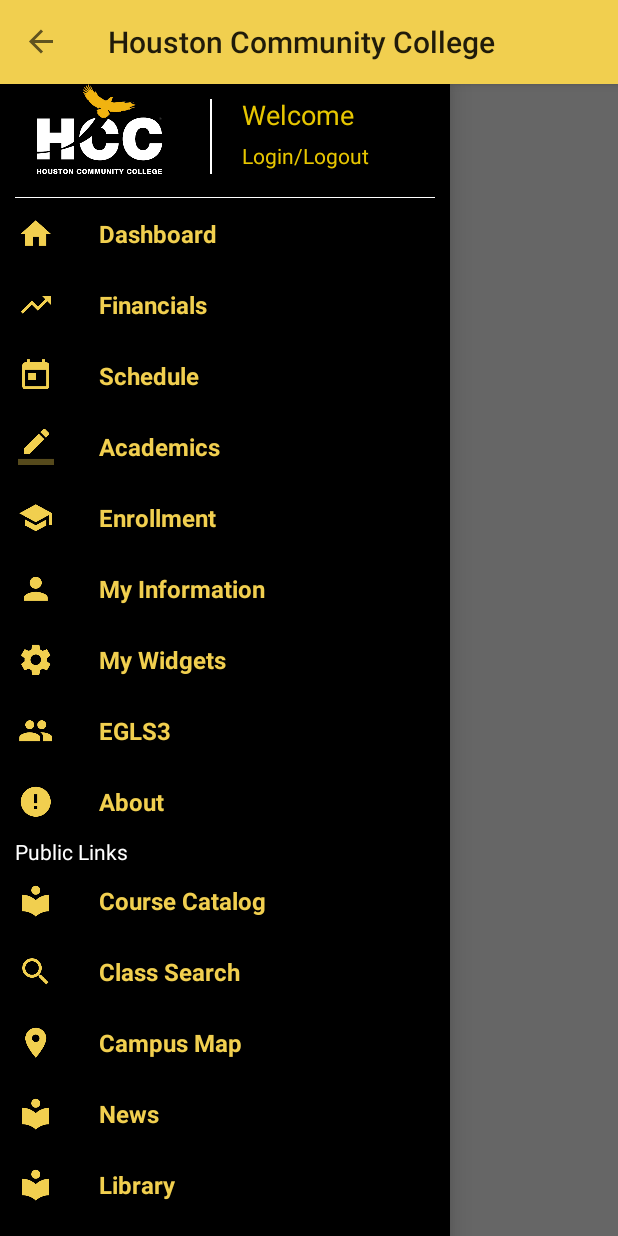
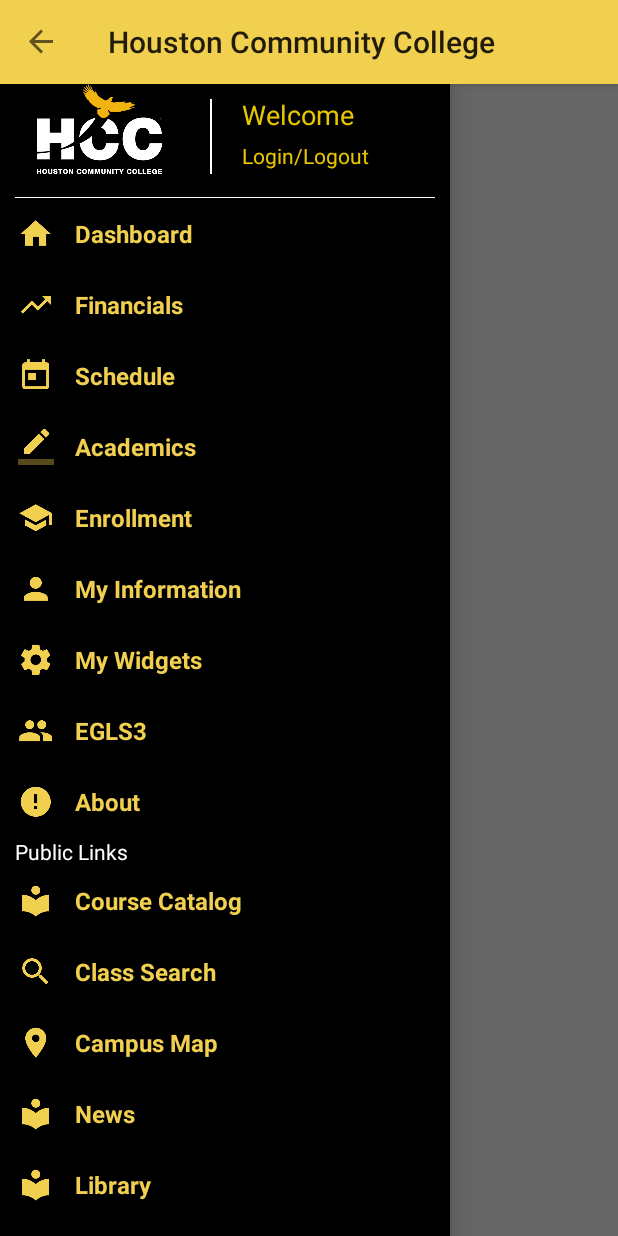
Before and after one commit to jakeibeemassa0908/HCC_Connect, an Android app: the screen it shows after launch (Dashboard), on a phone screen of 412 x 824 dp. Run offline under Robolectric (Android 15) with nearby library versions, the phone set to English and light mode, and no system bars.

Commit message:
Solve UI problem on pre Lolipop devices

```diff
--- a/app/src/main/AndroidManifest.xml
+++ b/app/src/main/AndroidManifest.xml
@@ -24,7 +24,6 @@
         </activity>
         <activity
             android:name="com.hccs.app.studentIn.AboutActivity"
-            android:parentActivityName="com.hccs.app.studentIn.Dashboard"
             android:configChanges="orientation|screenSize"
             android:theme="@style/aboutTheme">
             <meta-data
@@ -33,7 +32,6 @@
         </activity>
         <activity
             android:name="com.hccs.app.studentIn.SettingsActivity"
-            android:parentActivityName="com.hccs.app.studentIn.Dashboard"
             android:configChanges="orientation|screenSize"
             android:label="@string/action_settings"
             android:theme="@style/AppTheme">
@@ -44,7 +42,6 @@
 
         <activity
             android:name="com.hccs.app.studentIn.DisclaimerActivity"
-            android:parentActivityName="com.hccs.app.studentIn.Dashboard"
             android:configChanges="orientation|screenSize"
             android:theme="@style/aboutTheme">
             <meta-data
--- a/app/src/main/java/com/hccs/app/studentIn/AboutFragment.java
+++ b/app/src/main/java/com/hccs/app/studentIn/AboutFragment.java
@@ -19,8 +19,8 @@
  */
 public class AboutFragment extends Fragment {
 
-    public WebView mWebView;
-    public String abouturl="https://psmobile.hccs.edu/index.php/app/about";
+    private WebView mWebView;
+    private final String abouturl="https://psmobile.hccs.edu/index.php/app/about";
 
 
     @Override
--- a/app/src/main/java/com/hccs/app/studentIn/Dashboard.java
+++ b/app/src/main/java/com/hccs/app/studentIn/Dashboard.java
@@ -15,7 +15,7 @@
 public class Dashboard extends Activity
      implements NavigationDrawerFragment.NavigationDrawerCallbacks {
 
-    private String mFullSiteURL ="https://hccsaweb.hccs.edu:8080/psp/csprd/?cmd=login";
+    private final String mFullSiteURL ="https://hccsaweb.hccs.edu:8080/psp/csprd/?cmd=login";
 
     /**
      * Fragment managing the behaviors, interactions and presentation of the navigation drawer.
--- a/app/src/main/java/com/hccs/app/studentIn/NavigationDrawerFragment.java
+++ b/app/src/main/java/com/hccs/app/studentIn/NavigationDrawerFragment.java
@@ -272,7 +272,7 @@
     /**
      * Callbacks interface that all activities using this fragment must implement.
      */
-    public static interface NavigationDrawerCallbacks {
+    public  interface NavigationDrawerCallbacks {
         /**
          * Called when an item in the navigation drawer is selected.
          */
--- a/app/src/main/java/com/hccs/app/studentIn/PlaceholderFragment.java
+++ b/app/src/main/java/com/hccs/app/studentIn/PlaceholderFragment.java
@@ -32,9 +32,9 @@
      * fragment.
      */
     private static final String ARG_SECTION_NUMBER = "section_number";
-    public static int mNumber;
+    private static int mNumber;
 
-    private String mBaseUrl= "https://psmobile.hccs.edu";
+    private final String mBaseUrl= "https://psmobile.hccs.edu";
     private String mUrl;
     private WebView mWebView;
     private  ProgressBar progressBar;
--- a/app/src/main/java/com/hccs/app/studentIn/SingleFragmentActivity.java
+++ b/app/src/main/java/com/hccs/app/studentIn/SingleFragmentActivity.java
@@ -10,7 +10,7 @@
 
     protected abstract android.app.Fragment createFragment();
 
-    protected int getLayoutResId(){
+    private int getLayoutResId(){
         return R.layout.activity_fragment;
     }
 
--- a/app/src/main/res/layout/about_fragment.xml
+++ b/app/src/main/res/layout/about_fragment.xml
@@ -52,7 +52,7 @@
             android:id="@+id/disclaimer_button"
             android:layout_width="match_parent"
             android:layout_gravity="center"
-            android:text="App Disclaimer"
+            android:text="@string/app_disclaimer"
             android:textColor="@color/white"
             android:background="@drawable/background_discl"
             android:layout_height="wrap_content"/>
--- a/app/src/main/res/layout/drawer_item.xml
+++ b/app/src/main/res/layout/drawer_item.xml
@@ -21,8 +21,6 @@
         android:layout_height="wrap_content"
         android:textAppearance="?android:attr/textAppearanceListItemSmall"
         android:gravity="center_vertical"
-        android:paddingStart="?android:attr/listPreferredItemPaddingStart"
-        android:paddingEnd="?android:attr/listPreferredItemPaddingEnd"
         android:textStyle="bold"
         android:textColor="@color/yellow"
         android:minHeight="?android:attr/listPreferredItemHeightSmall" />
--- a/app/src/main/res/values/strings.xml
+++ b/app/src/main/res/values/strings.xml
@@ -47,5 +47,6 @@
         This app only communicates with the HCC website and no other one.\n
         No data from your account or saved password is sent to another location.
     </string>
+    <string name="app_disclaimer">App disclaimer</string>
 
 </resources>
--- a/app/src/main/res/values/styles.xml
+++ b/app/src/main/res/values/styles.xml
@@ -3,7 +3,12 @@
     <!-- Base application theme. -->
     <style name="AppTheme" parent="android:Theme.Holo.Light">
         <!-- Customize your theme here. -->
-        <item name="android:background">@drawable/action_bar_background</item>
+        <item name="colorPrimary">@color/yellow</item>
+        <item name="colorPrimaryDark">@color/dark_yellow</item>
+        <item name="android:displayOptions">showHome|homeAsUp|showTitle</item>
+        <item name="displayOptions">showHome|homeAsUp|showTitle</item>
+        <item name="android:icon">@android:color/transparent</item>
+        <item name="android:windowContentOverlay">@null</item>
     </style>
 
     <style name="aboutTheme" parent="@style/Theme.AppCompat.Light">
```
Also changed, not shown: app/build.gradle (+4 -4 lines), 1 other file.
